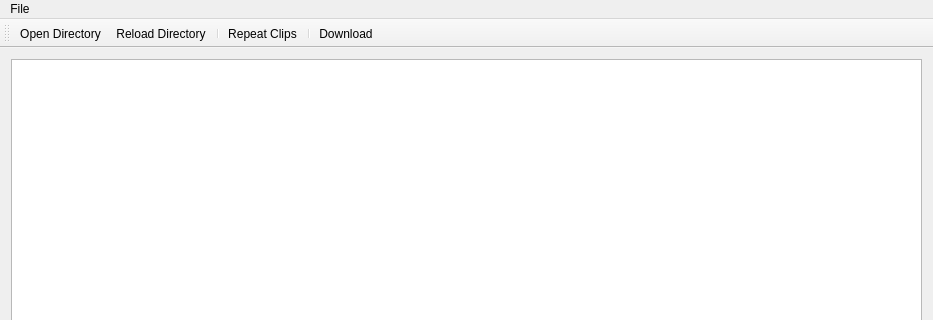
The window that ReeePlayer/forms/mainwindow.ui (FilippVolodin/ReeePlayer) describes before a commit, drawn with Qt 5; both pictures show x 0 to 933 and y 0 to 320 of the 933 by 759 pixel window.
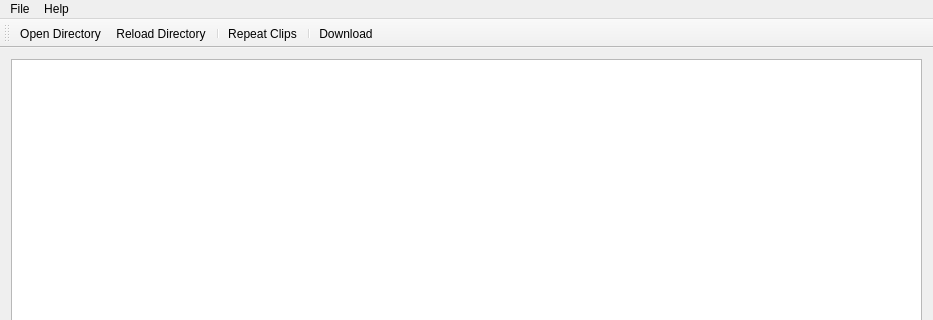
The same window after the commit. Icons and pictures are not drawn. Custom widgets are drawn as their Qt base class.

The edit to the form file:
```diff
--- a/ReeePlayer/forms/mainwindow.ui
+++ b/ReeePlayer/forms/mainwindow.ui
@@ -116,7 +116,14 @@
     <addaction name="separator"/>
     <addaction name="actExit"/>
    </widget>
+   <widget class="QMenu" name="menuHelp">
+    <property name="title">
+     <string>Help</string>
+    </property>
+    <addaction name="actShowAboutWindow"/>
+   </widget>
    <addaction name="menuFile"/>
+   <addaction name="menuHelp"/>
   </widget>
   <widget class="QToolBar" name="mainToolBar">
    <property name="iconSize">
```
Left out of the diff: 8 changed lines with no effect on the pictures.
